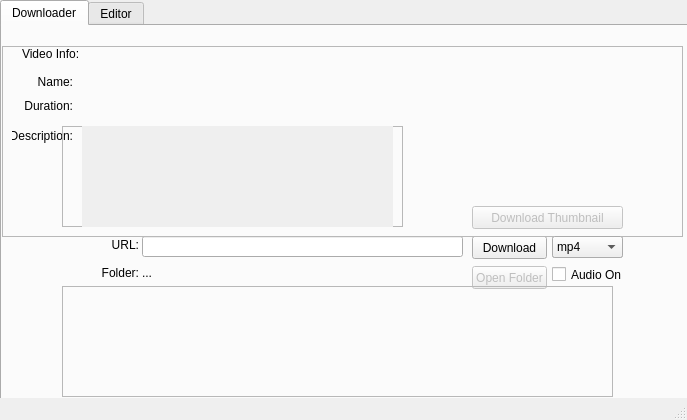
hojo4646/youtube-dl-final, file GUI.ui: the form before one commit.
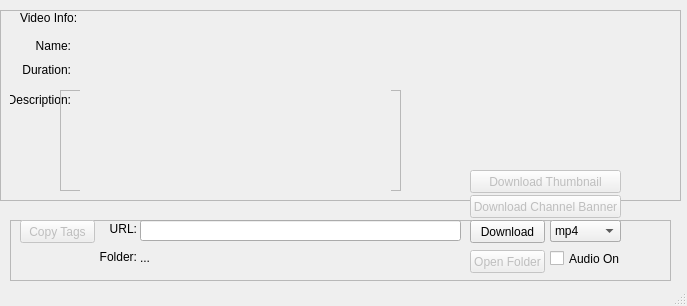
The form after the commit. Icons and pictures are not drawn.

The edit to the form file:
```diff
--- a/GUI.ui
+++ b/GUI.ui
@@ -7,34 +7,142 @@
     <x>0</x>
     <y>0</y>
     <width>687</width>
-    <height>420</height>
+    <height>306</height>
    </rect>
   </property>
   <property name="windowTitle">
    <string>MainWindow</string>
   </property>
   <widget class="QWidget" name="centralwidget">
-   <widget class="QTabWidget" name="tabWidget">
+   <widget class="QFrame" name="frame_3">
     <property name="geometry">
      <rect>
-      <x>0</x>
+      <x>10</x>
+      <y>220</y>
+      <width>661</width>
+      <height>61</height>
+     </rect>
+    </property>
+    <property name="frameShape">
+     <enum>QFrame::StyledPanel</enum>
+    </property>
+    <property name="frameShadow">
+     <enum>QFrame::Raised</enum>
+    </property>
+    <widget class="QPushButton" name="button_folder_browse">
+     <property name="enabled">
+      <bool>false</bool>
+     </property>
+     <property name="geometry">
+      <rect>
+       <x>460</x>
+       <y>30</y>
+       <width>75</width>
+       <height>23</height>
+      </rect>
+     </property>
+     <property name="text">
+      <string>Open Folder</string>
+     </property>
+    </widget>
+    <widget class="QComboBox" name="combo_video_formats">
+     <property name="geometry">
+      <rect>
+       <x>540</x>
       <y>0</y>
-      <width>691</width>
-      <height>411</height>
-     </rect>
-    </property>
-    <property name="currentIndex">
-     <number>0</number>
-    </property>
-    <widget class="QWidget" name="tab">
-     <attribute name="title">
-      <string>Downloader</string>
-     </attribute>
+       <width>71</width>
+       <height>22</height>
+      </rect>
+     </property>
+     <property name="iconSize">
+      <size>
+       <width>16</width>
+       <height>16</height>
+      </size>
+     </property>
+     <item>
+      <property name="text">
+       <string>mp4</string>
+      </property>
+     </item>
+     <item>
+      <property name="text">
+       <string>mov</string>
+      </property>
+     </item>
+     <item>
+      <property name="text">
+       <string>wmv</string>
+      </property>
+     </item>
+     <item>
+      <property name="text">
+       <string>avi</string>
+      </property>
+     </item>
+     <item>
+      <property name="text">
+       <string>flv</string>
+      </property>
+     </item>
+     <item>
+      <property name="text">
+       <string>webm</string>
+      </property>
+     </item>
+     <item>
+      <property name="text">
+       <string>mkv</string>
+      </property>
+     </item>
+    </widget>
+    <widget class="QLabel" name="label_var_folder">
+     <property name="geometry">
+      <rect>
+       <x>130</x>
+       <y>30</y>
+       <width>321</width>
+       <height>16</height>
+      </rect>
+     </property>
+     <property name="text">
+      <string>...</string>
+     </property>
+    </widget>
+    <widget class="QCheckBox" name="check_audioonly">
+     <property name="geometry">
+      <rect>
+       <x>540</x>
+       <y>30</y>
+       <width>70</width>
+       <height>17</height>
+      </rect>
+     </property>
+     <property name="text">
+      <string>Audio Only</string>
+     </property>
+    </widget>
+    <widget class="QLabel" name="label_folder">
+     <property name="geometry">
+      <rect>
+       <x>80</x>
+       <y>30</y>
+       <width>47</width>
+       <height>13</height>
+      </rect>
+     </property>
+     <property name="text">
+      <string>Folder:</string>
+     </property>
+     <property name="alignment">
+      <set>Qt::AlignRight|Qt::AlignTrailing|Qt::AlignVCenter</set>
+     </property>
+    </widget>
      <widget class="QLineEdit" name="input_url">
       <property name="geometry">
        <rect>
-        <x>140</x>
-        <y>210</y>
+       <x>130</x>
+       <y>0</y>
         <width>321</width>
         <height>21</height>
        </rect>
@@ -43,11 +151,27 @@
        <string/>
       </property>
      </widget>
+    <widget class="QPushButton" name="button_tags">
+     <property name="enabled">
+      <bool>false</bool>
+     </property>
+     <property name="geometry">
+      <rect>
+       <x>10</x>
+       <y>0</y>
+       <width>75</width>
+       <height>23</height>
+      </rect>
+     </property>
+     <property name="text">
+      <string>Copy Tags</string>
+     </property>
+    </widget>
      <widget class="QPushButton" name="button_url_download">
       <property name="geometry">
        <rect>
-        <x>470</x>
-        <y>210</y>
+       <x>460</x>
+       <y>0</y>
         <width>75</width>
         <height>23</height>
        </rect>
@@ -56,11 +180,78 @@
        <string>Download</string>
       </property>
      </widget>
+    <widget class="QLabel" name="label_url">
+     <property name="geometry">
+      <rect>
+       <x>80</x>
+       <y>0</y>
+       <width>47</width>
+       <height>16</height>
+      </rect>
+     </property>
+     <property name="text">
+      <string>URL:</string>
+     </property>
+     <property name="alignment">
+      <set>Qt::AlignBottom|Qt::AlignRight|Qt::AlignTrailing</set>
+     </property>
+    </widget>
+    <widget class="QComboBox" name="combo_audio_formats">
+     <property name="geometry">
+      <rect>
+       <x>540</x>
+       <y>0</y>
+       <width>71</width>
+       <height>22</height>
+      </rect>
+     </property>
+     <item>
+      <property name="text">
+       <string>mp3</string>
+      </property>
+     </item>
+     <item>
+      <property name="text">
+       <string>wav</string>
+      </property>
+     </item>
+     <item>
+      <property name="text">
+       <string>ogg</string>
+      </property>
+     </item>
+     <item>
+      <property name="text">
+       <string>wma</string>
+      </property>
+     </item>
+     <item>
+      <property name="text">
+       <string>aac</string>
+      </property>
+     </item>
+     <item>
+      <property name="text">
+       <string>flac</string>
+      </property>
+     </item>
+    </widget>
+    <zorder>button_folder_browse</zorder>
+    <zorder>label_var_folder</zorder>
+    <zorder>check_audioonly</zorder>
+    <zorder>label_folder</zorder>
+    <zorder>input_url</zorder>
+    <zorder>button_tags</zorder>
+    <zorder>button_url_download</zorder>
+    <zorder>label_url</zorder>
+    <zorder>combo_audio_formats</zorder>
+    <zorder>combo_video_formats</zorder>
+   </widget>
      <widget class="QFrame" name="frame">
       <property name="geometry">
        <rect>
         <x>0</x>
-        <y>20</y>
+      <y>10</y>
         <width>681</width>
         <height>191</height>
        </rect>
@@ -299,193 +490,21 @@
        </widget>
       </widget>
      </widget>
-     <widget class="QLabel" name="label_url">
-      <property name="geometry">
-       <rect>
-        <x>90</x>
-        <y>210</y>
-        <width>47</width>
-        <height>16</height>
-       </rect>
-      </property>
-      <property name="text">
-       <string>URL:</string>
-      </property>
-      <property name="alignment">
-       <set>Qt::AlignBottom|Qt::AlignRight|Qt::AlignTrailing</set>
-      </property>
-     </widget>
-     <widget class="QLabel" name="label_folder">
-      <property name="geometry">
-       <rect>
-        <x>90</x>
-        <y>240</y>
-        <width>47</width>
-        <height>13</height>
-       </rect>
-      </property>
-      <property name="text">
-       <string>Folder:</string>
-      </property>
-      <property name="alignment">
-       <set>Qt::AlignRight|Qt::AlignTrailing|Qt::AlignVCenter</set>
-      </property>
-     </widget>
-     <widget class="QLabel" name="label_var_folder">
-      <property name="geometry">
-       <rect>
-        <x>140</x>
-        <y>240</y>
-        <width>47</width>
-        <height>13</height>
-       </rect>
-      </property>
-      <property name="text">
-       <string>...</string>
-      </property>
-     </widget>
-     <widget class="QPushButton" name="button_folder_browse">
+   <widget class="QPushButton" name="button_thumbnail_download_2">
       <property name="enabled">
        <bool>false</bool>
       </property>
       <property name="geometry">
        <rect>
         <x>470</x>
-        <y>240</y>
-        <width>75</width>
+      <y>195</y>
+      <width>151</width>
         <height>23</height>
        </rect>
       </property>
       <property name="text">
-       <string>Open Folder</string>
-      </property>
-     </widget>
-     <widget class="QComboBox" name="combo_audio_formats">
-      <property name="geometry">
-       <rect>
-        <x>550</x>
-        <y>210</y>
-        <width>71</width>
-        <height>22</height>
-       </rect>
-      </property>
-      <item>
-       <property name="text">
-        <string>mp3</string>
-       </property>
-      </item>
-      <item>
-       <property name="text">
-        <string>wav</string>
-       </property>
-      </item>
-      <item>
-       <property name="text">
-        <string>ogg</string>
-       </property>
-      </item>
-      <item>
-       <property name="text">
-        <string>wma</string>
-       </property>
-      </item>
-      <item>
-       <property name="text">
-        <string>aac</string>
-       </property>
-      </item>
-      <item>
-       <property name="text">
-        <string>flac</string>
-       </property>
-      </item>
-     </widget>
-     <widget class="QComboBox" name="combo_video_formats">
-      <property name="geometry">
-       <rect>
-        <x>550</x>
-        <y>210</y>
-        <width>71</width>
-        <height>22</height>
-       </rect>
-      </property>
-      <property name="iconSize">
-       <size>
-        <width>16</width>
-        <height>16</height>
-       </size>
-      </property>
-      <item>
-       <property name="text">
-        <string>mp4</string>
-       </property>
-      </item>
-      <item>
-       <property name="text">
-        <string>mov</string>
-       </property>
-      </item>
-      <item>
-       <property name="text">
-        <string>wmv</string>
-       </property>
-      </item>
-      <item>
-       <property name="text">
-        <string>avi</string>
-       </property>
-      </item>
-      <item>
-       <property name="text">
-        <string>flv</string>
-       </property>
-      </item>
-      <item>
-       <property name="text">
-        <string>webm</string>
-       </property>
-      </item>
-      <item>
-       <property name="text">
-        <string>mkv</string>
-       </property>
-      </item>
-     </widget>
-     <widget class="QFrame" name="frame_3">
-      <property name="geometry">
-       <rect>
-        <x>60</x>
-        <y>260</y>
-        <width>551</width>
-        <height>111</height>
-       </rect>
-      </property>
-      <property name="frameShape">
-       <enum>QFrame::StyledPanel</enum>
-      </property>
-      <property name="frameShadow">
-       <enum>QFrame::Raised</enum>
-      </property>
-     </widget>
-     <widget class="QCheckBox" name="check_audioonly">
-      <property name="geometry">
-       <rect>
-        <x>550</x>
-        <y>240</y>
-        <width>70</width>
-        <height>17</height>
-       </rect>
-      </property>
-      <property name="text">
-       <string>Audio Only</string>
-      </property>
-     </widget>
-    </widget>
-    <widget class="QWidget" name="tab_2">
-     <attribute name="title">
-      <string>Editor</string>
-     </attribute>
-    </widget>
+     <string>Download Channel Banner</string>
+    </property>
    </widget>
   </widget>
   <widget class="QStatusBar" name="statusbar"/>
```
Lines whose indentation alone changed are shown as unchanged.
